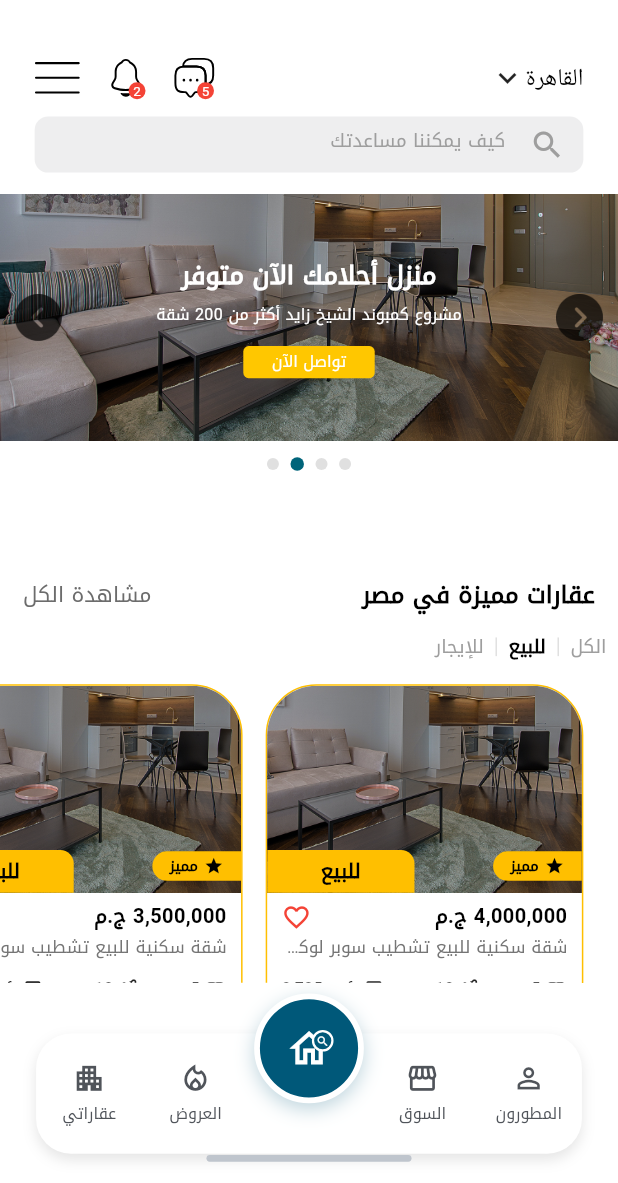
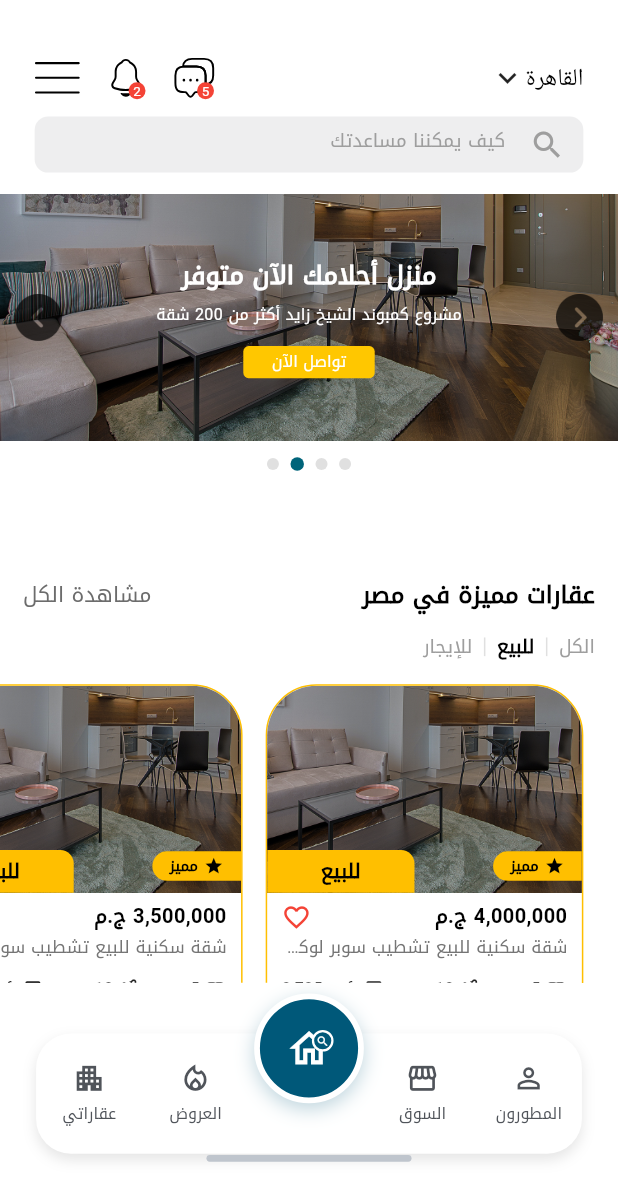
Before and after one commit to adhameldeibany/e-ramo_task, a Flutter app: the screen it shows after launch, after a tap on "للبيع", on a phone screen of 412 x 824 dp, the part 53-1236 px from its top. Run offline on Flutter 3.47's test engine with Material 3 defaults, Android fonts, the phone set to English and light mode, and no system bars; our stand-ins replace flutter_screenutil, flutter_svg.

Commit message:
first commit

```diff
--- a/lib/features/home/presentation/widgets/list_of_apartment_widget.dart
+++ b/lib/features/home/presentation/widgets/list_of_apartment_widget.dart
@@ -35,7 +35,9 @@ class _ListOfApartmentWidgetState extends State<ListOfApartmentWidget> {
   Widget build(BuildContext context) {
     return Column(
       children: [
-        Directionality(
+        Padding(
+          padding: EdgeInsets.only(right: 8.w),
+          child: Directionality(
             textDirection: TextDirection.rtl,
             child: Row(
               children: [
@@ -45,6 +47,7 @@ class _ListOfApartmentWidgetState extends State<ListOfApartmentWidget> {
                 _divider(),
                 _filterItem('للإيجار', 2),
               ],
+            ),
           ),
         ),
         SizedBox(height: 18.h),
--- a/lib/features/home/presentation/widgets/list_of_doplex_widget.dart
+++ b/lib/features/home/presentation/widgets/list_of_doplex_widget.dart
@@ -35,7 +35,9 @@ class _ListOfDoplexWidgetState extends State<ListOfDoplexWidget> {
   Widget build(BuildContext context) {
     return Column(
       children: [
-        Directionality(
+        Padding(
+          padding: EdgeInsets.only(right: 8.w),
+          child: Directionality(
             textDirection: TextDirection.rtl,
             child: Row(
               children: [
@@ -45,6 +47,7 @@ class _ListOfDoplexWidgetState extends State<ListOfDoplexWidget> {
                 _divider(),
                 _filterItem('للإيجار', 2),
               ],
+            ),
           ),
         ),
         SizedBox(height: 18.h),
--- a/lib/features/home/presentation/widgets/list_of_special_building_widget.dart
+++ b/lib/features/home/presentation/widgets/list_of_special_building_widget.dart
@@ -35,7 +35,9 @@ class _ListOfSpecialBuildingWidgetState extends State<ListOfSpecialBuildingWidge
   Widget build(BuildContext context) {
     return Column(
       children: [
-        Directionality(
+        Padding(
+          padding: EdgeInsets.only(right: 8.w),
+          child: Directionality(
             textDirection: TextDirection.rtl,
             child: Row(
               children: [
@@ -45,6 +47,7 @@ class _ListOfSpecialBuildingWidgetState extends State<ListOfSpecialBuildingWidge
                 _divider(),
                 _filterItem('للإيجار', 2),
               ],
+            ),
           ),
         ),
         SizedBox(height: 18.h),
--- a/lib/features/home/presentation/widgets/list_of_villa_widget.dart
+++ b/lib/features/home/presentation/widgets/list_of_villa_widget.dart
@@ -35,7 +35,9 @@ class _ListOfVillaWidgetState extends State<ListOfVillaWidget> {
   Widget build(BuildContext context) {
     return Column(
       children: [
-        Directionality(
+        Padding(
+          padding: EdgeInsets.only(right: 8.w),
+          child: Directionality(
             textDirection: TextDirection.rtl,
             child: Row(
               children: [
@@ -45,6 +47,7 @@ class _ListOfVillaWidgetState extends State<ListOfVillaWidget> {
                 _divider(),
                 _filterItem('للإيجار', 2),
               ],
+            ),
           ),
         ),
         SizedBox(height: 18.h),
```
Lines whose indentation alone changed are shown as unchanged.
